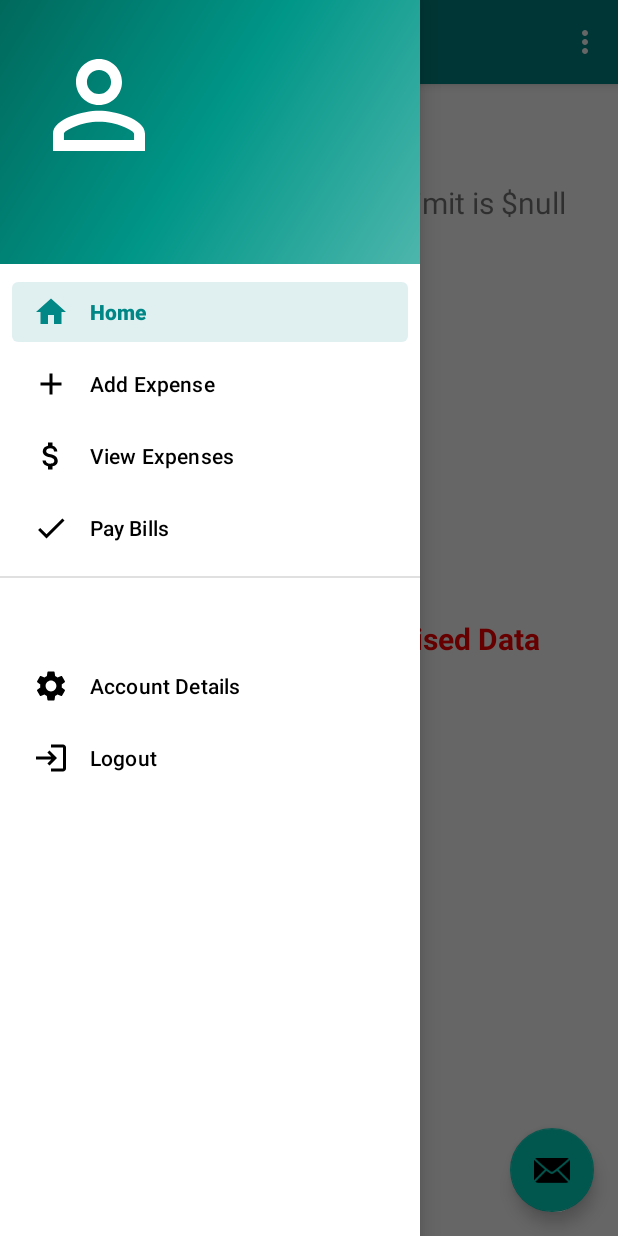
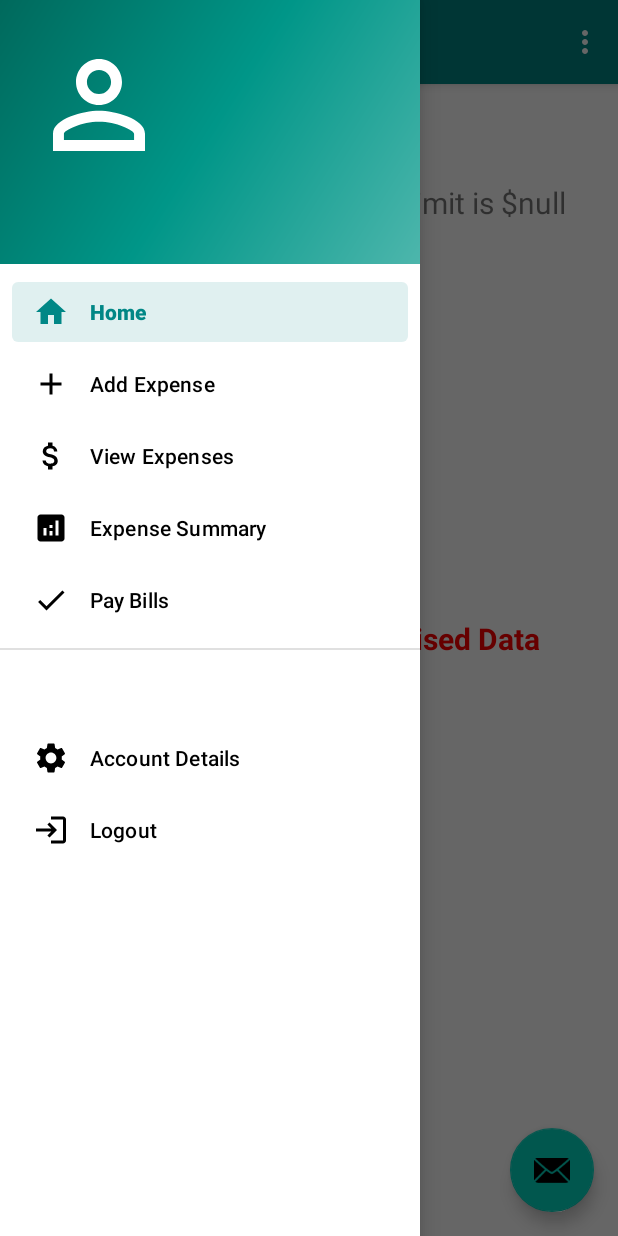
Before and after one commit to RahulDevaraj/W22G12_Insights, an Android app: the HomePage screen opened directly, with no data from a screen before it, with the side drawer open, on a phone screen of 412 x 824 dp. Run offline under Robolectric (Android 15) with nearby library versions, the phone set to English and light mode, and no system bars; our stand-ins replace Room's generated code, navigation-ui; libraries missing offline, so code that uses them is left out: com.github.mikephil.charting; Roboto replaces fonts that are not available here; 3 statements that could not run were skipped.

Commit message:
Clickable Chart Added

```diff
--- /dev/null
+++ b/app/src/main/res/drawable/ic_baseline_analytics_24.xml
@@ -0,0 +1,10 @@
+<vector xmlns:android="http://schemas.android.com/apk/res/android"
+    android:width="24dp"
+    android:height="24dp"
+    android:viewportWidth="24"
+    android:viewportHeight="24"
+    android:tint="?attr/colorControlNormal">
+  <path
+      android:fillColor="@android:color/white"
+      android:pathData="M19,3L5,3c-1.1,0 -2,0.9 -2,2v14c0,1.1 0.9,2 2,2h14c1.1,0 2,-0.9 2,-2L21,5c0,-1.1 -0.9,-2 -2,-2zM9,17L7,17v-5h2v5zM13,17h-2v-3h2v3zM13,12h-2v-2h2v2zM17,17h-2L15,7h2v10z"/>
+</vector>
--- a/app/src/main/res/menu/activity_main_drawer.xml
+++ b/app/src/main/res/menu/activity_main_drawer.xml
@@ -17,6 +17,11 @@
             android:id="@+id/nav_viewexp"
             android:icon="@drawable/ic_baseline_attach_money_24"
             android:title="@string/menu_ViewExpense" />
+
+        <item
+            android:id="@+id/nav_expsummary"
+            android:icon="@drawable/ic_baseline_analytics_24"
+            android:title="@string/menu_ExpenseSummary" />
 
         <item
             android:id="@+id/nav_paybills"
--- a/app/src/main/res/values/strings.xml
+++ b/app/src/main/res/values/strings.xml
@@ -38,6 +38,7 @@
     <string name="txtAmtDesc">Amount</string>
     <string name="txtSetLimit">Montly Spend Limit</string>
     <string name="txtViewNoData">Input Data to View Visualised Data</string>
+    <string name="menu_ExpenseSummary">Expense Summary</string>
 
     <string-array name="spinnerCategoryTypes">
         <item>Shopping</item>
@@ -45,4 +46,6 @@
         <item>Personal Care</item>
         <item>Pets</item>
     </string-array>
+    <!-- TODO: Remove or change this placeholder text -->
+    <string name="hello_blank_fragment">Hello blank fragment</string>
 </resources>
```
Also changed, not shown: app/src/main/java/com/example/insights/ui/home/HomeFragment.java (+17 -0 lines), app/src/main/java/com/example/insights/ui/summary/Summary_Fragment.java (added, +40 -0 lines), app/src/main/res/layout/fragment_summary_.xml (added, +14 -0 lines), app/src/main/res/navigation/mobile_navigation.xml (+7 -0 lines).
